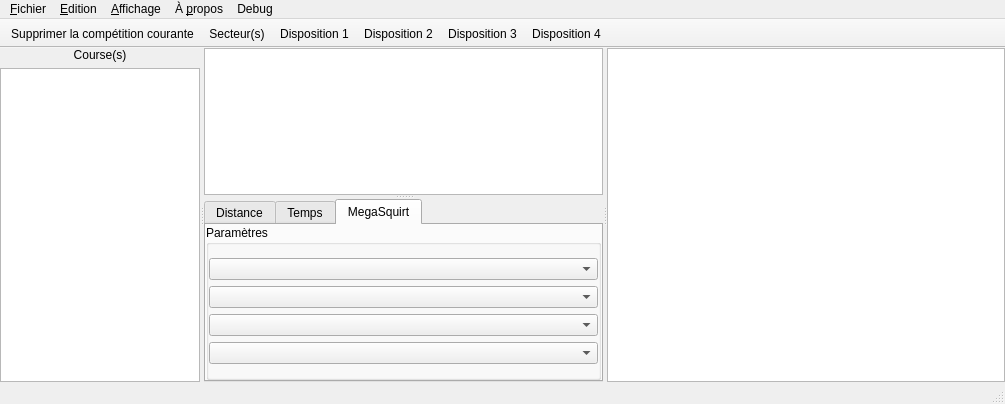
Before: the Qt Designer form MainWindow.ui in xaviermawet/EcoManagerQwt, drawn with Qt 5.
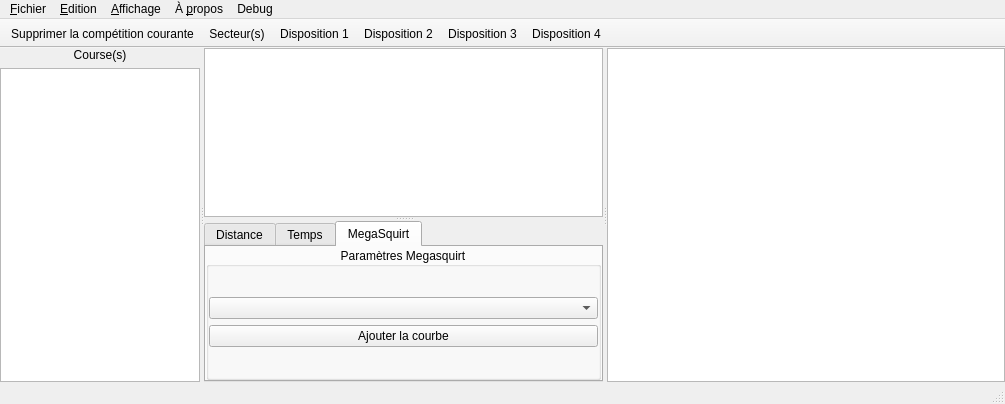
After: the same form once the commit is applied. The open tabs and pages were chosen to show the change. Icons and pictures are not drawn.

Commit message: Récupération de l'identifiant de l'élément sélectionné de la raceView lors du clic (et non plus uniquement lorsqu'on demande à afficher le menu contextuel)

```diff
--- a/MainWindow.ui
+++ b/MainWindow.ui
@@ -164,7 +164,10 @@
              </property>
              <widget class="QGroupBox" name="megaSquirtGroupBox">
               <property name="title">
-               <string>Paramètres</string>
+               <string>Paramètres Megasquirt</string>
+              </property>
+              <property name="alignment">
+               <set>Qt::AlignCenter</set>
               </property>
               <property name="flat">
                <bool>false</bool>
@@ -199,13 +202,11 @@
                 <widget class="QComboBox" name="megaSquirtComboBox1"/>
                </item>
                <item>
-                <widget class="QComboBox" name="megaSquirtComboBox2"/>
-               </item>
-               <item>
-                <widget class="QComboBox" name="megaSquirtComboBox3"/>
-               </item>
-               <item>
-                <widget class="QComboBox" name="megaSquirtComboBox4"/>
+                <widget class="QPushButton" name="megasquirtAddCurvePushButton">
+                 <property name="text">
+                  <string>Ajouter la courbe</string>
+                 </property>
+                </widget>
                </item>
                <item>
                 <spacer name="verticalSpacer_2">
```
Left out of the diff: 4 changed lines with no effect on the pictures. The commit also changes 2 other files.
